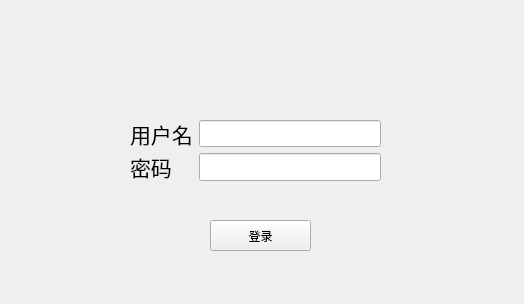
Before: the Qt Designer form ElecSystem/mainwindow.ui in RongjunZhou/ElecSys, drawn with Qt 5.
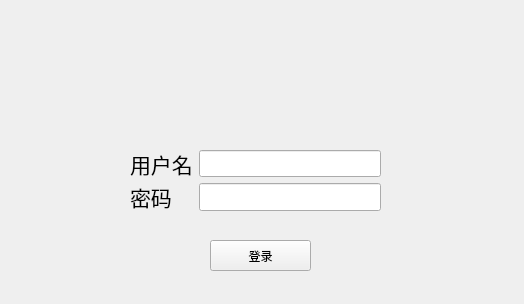
After: the same form once the commit is applied. Icons and pictures are not drawn.

```diff
--- a/ElecSystem/mainwindow.ui
+++ b/ElecSystem/mainwindow.ui
@@ -30,7 +30,7 @@
     <property name="geometry">
      <rect>
       <x>210</x>
-      <y>220</y>
+      <y>240</y>
       <width>101</width>
       <height>31</height>
      </rect>
@@ -43,7 +43,7 @@
     <property name="geometry">
      <rect>
       <x>130</x>
-      <y>120</y>
+      <y>150</y>
       <width>251</width>
       <height>61</height>
      </rect>
```
Left out of the diff: 13 changed lines with no effect on the pictures.
